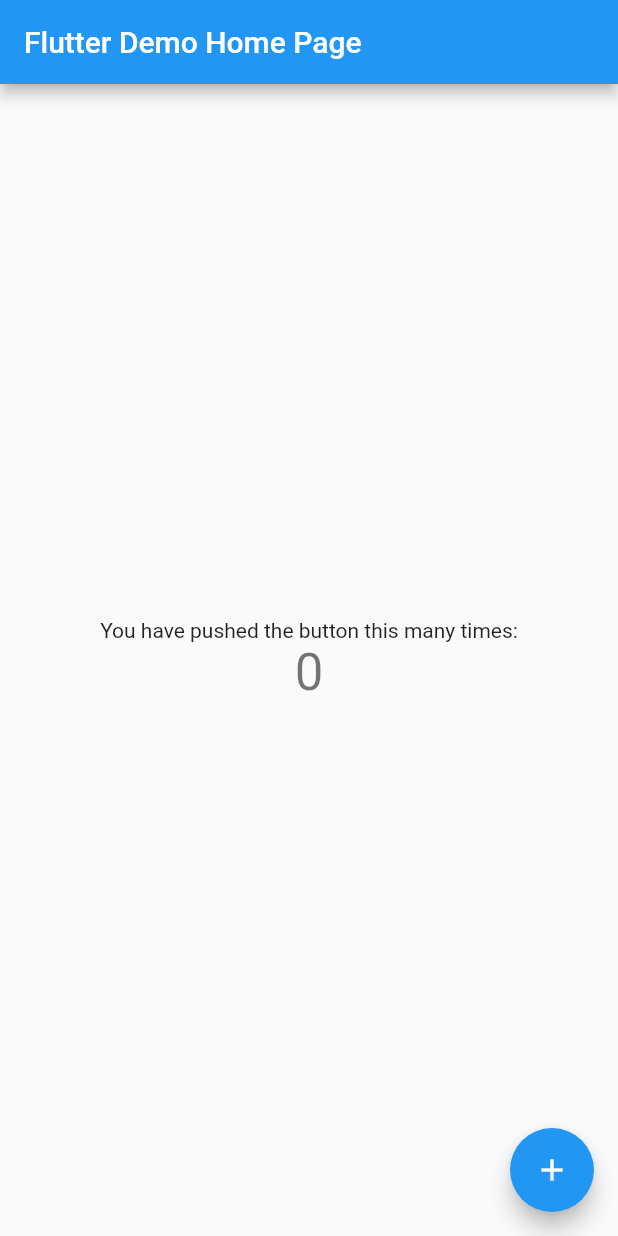
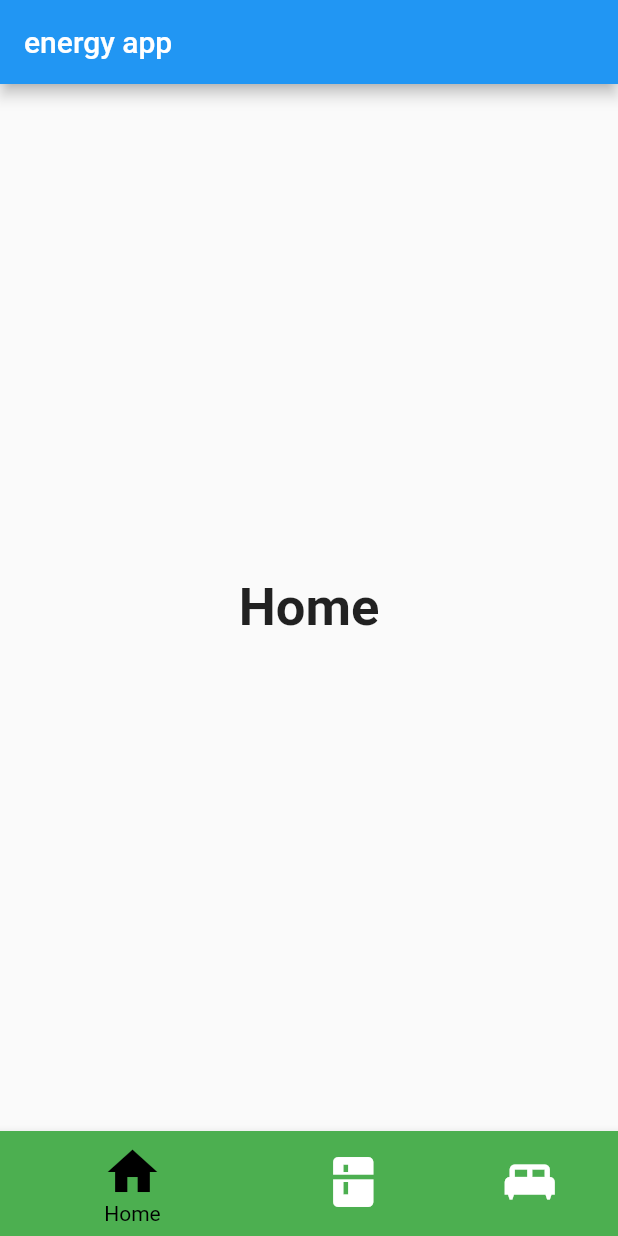
Before and after one commit to Lavae/ThermoSmart-App, a Flutter app: the screen it shows after launch, on a phone screen of 412 x 824 dp. Run offline on Flutter 3.47's test engine with Material 2 defaults, Android fonts, the phone set to English and light mode, and no system bars.

Commit message:
built navbar

```diff
--- a/sc_energy_app/lib/main.dart
+++ b/sc_energy_app/lib/main.dart
@@ -1,113 +1,70 @@
 import 'package:flutter/material.dart';
 
-void main() {
-  runApp(MyApp());
-}
+void main() => runApp(MyApp());
 
+/// This Widget is the main application widget.
 class MyApp extends StatelessWidget {
-  // This widget is the root of your application.
   @override
   Widget build(BuildContext context) {
     return MaterialApp(
-      title: 'Flutter Demo',
-      theme: ThemeData(
-        // This is the theme of your application.
-        //
-        // Try running your application with "flutter run". You'll see the
-        // application has a blue toolbar. Then, without quitting the app, try
-        // changing the primarySwatch below to Colors.green and then invoke
-        // "hot reload" (press "r" in the console where you ran "flutter run",
-        // or simply save your changes to "hot reload" in a Flutter IDE).
-        // Notice that the counter didn't reset back to zero; the application
-        // is not restarted.
-        primarySwatch: Colors.blue,
-      ),
-      home: MyHomePage(title: 'Flutter Demo Home Page'),
+      home: MyNavigationBar(),
     );
   }
 }
 
-class MyHomePage extends StatefulWidget {
-  MyHomePage({Key key, this.title}) : super(key: key);
-
-  // This widget is the home page of your application. It is stateful, meaning
-  // that it has a State object (defined below) that contains fields that affect
-  // how it looks.
-
-  // This class is the configuration for the state. It holds the values (in this
-  // case the title) provided by the parent (in this case the App widget) and
-  // used by the build method of the State. Fields in a Widget subclass are
-  // always marked "final".
-
-  final String title;
+class MyNavigationBar extends StatefulWidget {
+  MyNavigationBar({Key key}) : super(key: key);
 
   @override
-  _MyHomePageState createState() => _MyHomePageState();
+  _MyNavigationBarState createState() => _MyNavigationBarState();
 }
 
-class _MyHomePageState extends State<MyHomePage> {
-  int _counter = 0;
+class _MyNavigationBarState extends State<MyNavigationBar> {
+  int _selectedIndex = 0;
+  static const List<Widget> _widgetOptions = <Widget>[
+    Text('Home', style: TextStyle(fontSize: 35, fontWeight: FontWeight.bold)),
+    Text('Kitchen',
+        style: TextStyle(fontSize: 35, fontWeight: FontWeight.bold)),
+    Text('Bedroom',
+        style: TextStyle(fontSize: 35, fontWeight: FontWeight.bold)),
+  ];
 
-  void _incrementCounter() {
+  void _onItemTapped(int index) {
     setState(() {
-      // This call to setState tells the Flutter framework that something has
-      // changed in this State, which causes it to rerun the build method below
-      // so that the display can reflect the updated values. If we changed
-      // _counter without calling setState(), then the build method would not be
-      // called again, and so nothing would appear to happen.
-      _counter++;
+      _selectedIndex = index;
     });
   }
 
   @override
   Widget build(BuildContext context) {
-    // This method is rerun every time setState is called, for instance as done
-    // by the _incrementCounter method above.
-    //
-    // The Flutter framework has been optimized to make rerunning build methods
-    // fast, so that you can just rebuild anything that needs updating rather
-    // than having to individually change instances of widgets.
     return Scaffold(
-      appBar: AppBar(
-        // Here we take the value from the MyHomePage object that was created by
-        // the App.build method, and use it to set our appbar title.
-        title: Text(widget.title),
+      appBar:
+          AppBar(title: const Text('energy app'), backgroundColor: Colors.blue),
+      body: Center(
+        child: _widgetOptions.elementAt(_selectedIndex),
       ),
-      body: Center(
-        // Center is a layout widget. It takes a single child and positions it
-        // in the middle of the parent.
-        child: Column(
-          // Column is also a layout widget. It takes a list of children and
-          // arranges them vertically. By default, it sizes itself to fit its
-          // children horizontally, and tries to be as tall as its parent.
-          //
-          // Invoke "debug painting" (press "p" in the console, choose the
-          // "Toggle Debug Paint" action from the Flutter Inspector in Android
-          // Studio, or the "Toggle Debug Paint" command in Visual Studio Code)
-          // to see the wireframe for each widget.
-          //
-          // Column has various properties to control how it sizes itself and
-          // how it positions its children. Here we use mainAxisAlignment to
-          // center the children vertically; the main axis here is the vertical
-          // axis because Columns are vertical (the cross axis would be
-          // horizontal).
-          mainAxisAlignment: MainAxisAlignment.center,
-          children: <Widget>[
-            Text(
-              'You have pushed the button this many times:',
-            ),
-            Text(
-              '$_counter',
-              style: Theme.of(context).textTheme.headline4,
+      bottomNavigationBar: BottomNavigationBar(
+          items: const <BottomNavigationBarItem>[
+            BottomNavigationBarItem(
+                icon: Icon(Icons.home),
+                title: Text('Home'),
+                backgroundColor: Colors.green),
+            BottomNavigationBarItem(
+                icon: Icon(Icons.kitchen),
+                title: Text('Kitchen'),
+                backgroundColor: Colors.yellow),
+            BottomNavigationBarItem(
+              icon: Icon(Icons.king_bed),
+              title: Text('Bedroom'),
+              backgroundColor: Colors.blue,
             ),
           ],
-        ),
-      ),
-      floatingActionButton: FloatingActionButton(
-        onPressed: _incrementCounter,
-        tooltip: 'Increment',
-        child: Icon(Icons.add),
-      ), // This trailing comma makes auto-formatting nicer for build methods.
+          type: BottomNavigationBarType.shifting,
+          currentIndex: _selectedIndex,
+          selectedItemColor: Colors.black,
+          iconSize: 40,
+          onTap: _onItemTapped,
+          elevation: 5),
     );
   }
 }
--- a/sc_energy_app/pubspec.yaml
+++ b/sc_energy_app/pubspec.yaml
@@ -23,7 +23,6 @@ environment:
 dependencies:
   flutter:
     sdk: flutter
-
 
   # The following adds the Cupertino Icons font to your application.
   # Use with the CupertinoIcons class for iOS style icons.
```
